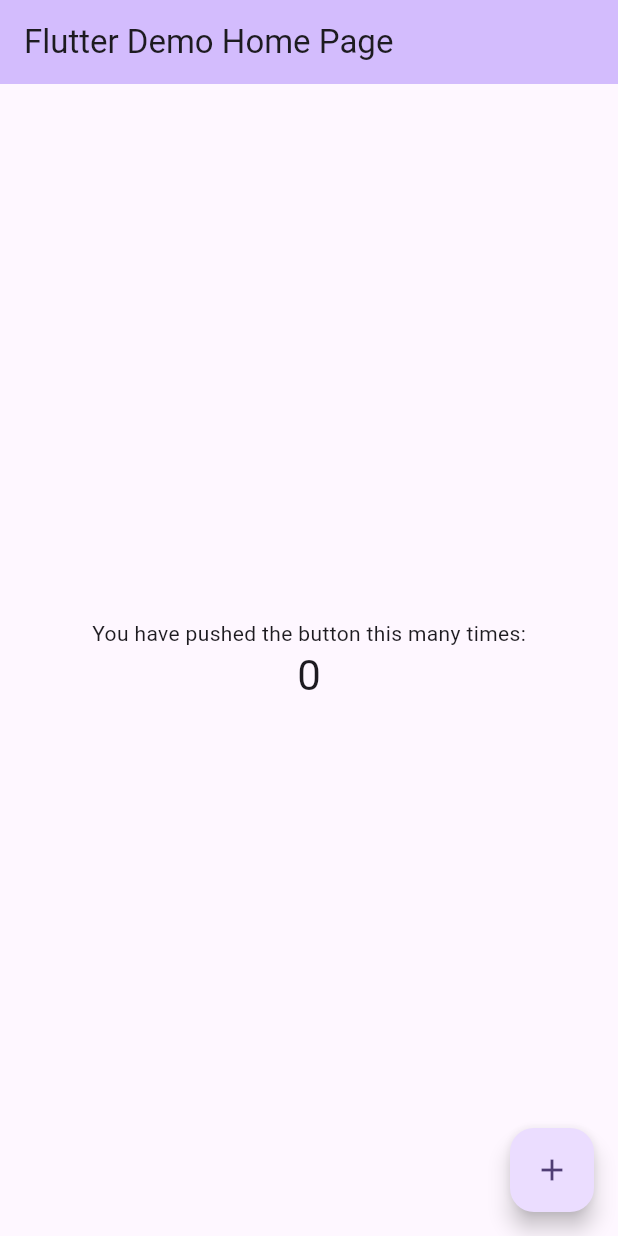
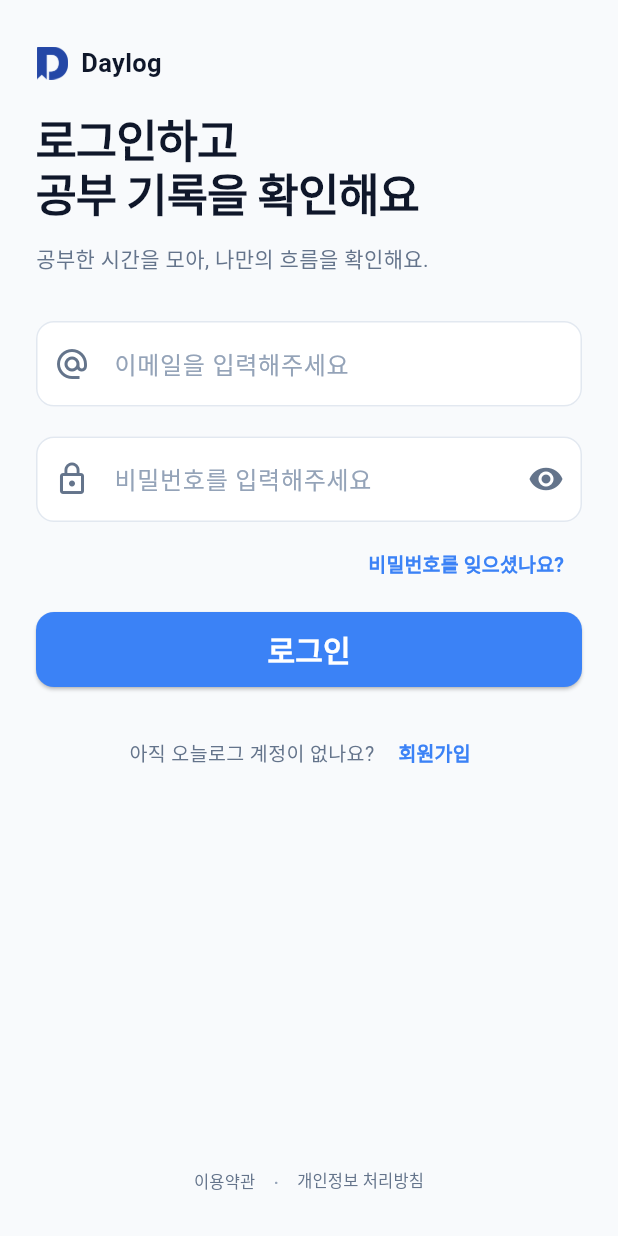
Before and after one commit to sky688372-wq/day_log, a Flutter app: the screen it shows after launch, on a phone screen of 412 x 824 dp. Run offline on Flutter 3.47's test engine with Material 3 defaults, Android fonts, the phone set to English and light mode, and no system bars.

Commit message:
로그인 화면 UI 완성

```diff
--- a/lib/main.dart
+++ b/lib/main.dart
@@ -1,3 +1,4 @@
+import 'package:day_log/screens/auth/login_screen.dart';
 import 'package:flutter/material.dart';
 
 void main() {
@@ -16,93 +17,7 @@ class MyApp extends StatelessWidget {
       theme: ThemeData(
         colorScheme: .fromSeed(seedColor: Colors.deepPurple),
       ),
-      home: const MyHomePage(title: 'Flutter Demo Home Page'),
+      home: LoginScreen(),
     );
   }
 }
-
-class MyHomePage extends StatefulWidget {
-  const MyHomePage({super.key, required this.title});
-
-  // This widget is the home page of your application. It is stateful, meaning
-  // that it has a State object (defined below) that contains fields that affect
-  // how it looks.
-
-  // This class is the configuration for the state. It holds the values (in this
-  // case the title) provided by the parent (in this case the App widget) and
-  // used by the build method of the State. Fields in a Widget subclass are
-  // always marked "final".
-
-  final String title;
-
-  @override
-  State<MyHomePage> createState() => _MyHomePageState();
-}
-
-class _MyHomePageState extends State<MyHomePage> {
-  int _counter = 0;
-
-  void _incrementCounter() {
-    setState(() {
-      // This call to setState tells the Flutter framework that something has
-      // changed in this State, which causes it to rerun the build method below
-      // so that the display can reflect the updated values. If we changed
-      // _counter without calling setState(), then the build method would not be
-      // called again, and so nothing would appear to happen.
-      _counter++;
-    });
-  }
-
-  @override
-  Widget build(BuildContext context) {
-    // This method is rerun every time setState is called, for instance as done
-    // by the _incrementCounter method above.
-    //
-    // The Flutter framework has been optimized to make rerunning build methods
-    // fast, so that you can just rebuild anything that needs updating rather
-    // than having to individually change instances of widgets.
-    return Scaffold(
-      appBar: AppBar(
-        // TRY THIS: Try changing the color here to a specific color (to
-        // Colors.amber, perhaps?) and trigger a hot reload to see the AppBar
-        // change color while the other colors stay the same.
-        backgroundColor: Theme.of(context).colorScheme.inversePrimary,
-        // Here we take the value from the MyHomePage object that was created by
-        // the App.build method, and use it to set our appbar title.
-        title: Text(widget.title),
-      ),
-      body: Center(
-        // Center is a layout widget. It takes a single child and positions it
-        // in the middle of the parent.
-        child: Column(
-          // Column is also a layout widget. It takes a list of children and
-          // arranges them vertically. By default, it sizes itself to fit its
-          // children horizontally, and tries to be as tall as its parent.
-          //
-          // Column has various properties to control how it sizes itself and
-          // how it positions its children. Here we use mainAxisAlignment to
-          // center the children vertically; the main axis here is the vertical
-          // axis because Columns are vertical (the cross axis would be
-          // horizontal).
-          //
-          // TRY THIS: Invoke "debug painting" (choose the "Toggle Debug Paint"
-          // action in the IDE, or press "p" in the console), to see the
-          // wireframe for each widget.
-          mainAxisAlignment: .center,
-          children: [
-            const Text('You have pushed the button this many times:'),
-            Text(
-              '$_counter',
-              style: Theme.of(context).textTheme.headlineMedium,
-            ),
-          ],
-        ),
-      ),
-      floatingActionButton: FloatingActionButton(
-        onPressed: _incrementCounter,
-        tooltip: 'Increment',
-        child: const Icon(Icons.add),
-      ),
-    );
-  }
-}
--- /dev/null
+++ b/lib/screens/auth/login_screen.dart
@@ -0,0 +1,310 @@
+import 'package:day_log/core/theme/app_color.dart';
+import 'package:flutter/material.dart';
+
+class LoginScreen extends StatefulWidget {
+  const LoginScreen({super.key});
+
+  @override
+  State<LoginScreen> createState() => _LoginScreenState();
+}
+
+class _LoginScreenState extends State<LoginScreen> {
+  final TextEditingController _emailCtrl = TextEditingController(); //이메일 컨트롤러
+  final TextEditingController _passwordCtrl =
+  TextEditingController(); //비밀번호 컨트롤러
+
+  //비밀번호 보임/안보임 상태 관리 변수
+  bool _isPasswordShow = false;
+
+  @override
+  void dispose() {
+    _emailCtrl.dispose();
+    _passwordCtrl.dispose();
+    super.dispose();
+  }
+
+  @override
+  Widget build(BuildContext context) {
+    return Scaffold(
+      backgroundColor: AppColor.background,
+      body: SafeArea(
+        child: SingleChildScrollView( //키보드 등장 시 픽셀 오버 방지
+          child: Padding(
+            padding: const EdgeInsets.symmetric(horizontal: 24, vertical: 20),
+            child: Column(
+              crossAxisAlignment: CrossAxisAlignment.start,
+              children: [
+                const SizedBox(height: 10),
+
+                // 1. 상단 앱 아이콘과 이름
+                Row(
+                  children: [
+                    Image.asset(
+                      'assets/images/app_icon.png',
+                      width: 22,
+                      height: 22,
+                      fit: BoxFit.contain,
+                    ),
+                    const SizedBox(width: 8),
+                    const Text(
+                      'Daylog',
+                      style: TextStyle(
+                        fontSize: 17,
+                        fontWeight: FontWeight.w700,
+                        color: AppColor.textPrimary,
+                      ),
+                    ),
+                  ],
+                ),
+
+                const SizedBox(height: 20),
+
+                // 2. 로그인 타이틀
+                const Text(
+                  '로그인하고\n공부 기록을 확인해요',
+                  style: TextStyle(
+                    fontSize: 30,
+                    height: 1.2,
+                    fontWeight: FontWeight.w700,
+                    color: AppColor.textPrimary,
+                    letterSpacing: -0.7,
+                  ),
+                ),
+
+                const SizedBox(height: 14),
+
+                // 3. 앱 소개 문구
+                const Text(
+                  '공부한 시간을 모아, 나만의 흐름을 확인해요.',
+                  style: TextStyle(
+                    fontSize: 14,
+                    height: 1.5,
+                    fontWeight: FontWeight.w400,
+                    color: AppColor.textSecondary,
+                  ),
+                ),
+
+                const SizedBox(height: 30),
+
+                //4. 이메일 입력 텍스트 필드
+                // todo 나중에 백엔드 호출 최소화를 위해서 유효성 검사 해야함
+                TextField(
+                  controller: _emailCtrl,
+                  keyboardType: TextInputType.emailAddress,
+                  cursorColor: AppColor.primary,
+                  style: const TextStyle(color: AppColor.textPrimary),
+                  decoration: InputDecoration(
+                    hintText: '이메일을 입력해주세요',
+                    hintStyle: const TextStyle(color: AppColor.textHint),
+                    filled: true,
+                    fillColor: AppColor.surfaceCard,
+                    prefixIcon: const Icon(
+                      Icons.alternate_email,
+                      color: AppColor.textSecondary,
+                    ),
+                    border: OutlineInputBorder(
+                      borderRadius: BorderRadius.circular(12),
+                      borderSide: const BorderSide(color: AppColor.outline),
+                    ),
+                    enabledBorder: OutlineInputBorder(
+                      borderRadius: BorderRadius.circular(12),
+                      borderSide: const BorderSide(color: AppColor.outline),
+                    ),
+                    focusedBorder: OutlineInputBorder(
+                      borderRadius: BorderRadius.circular(12),
+                      borderSide: const BorderSide(
+                        color: AppColor.primary,
+                        width: 2.0,
+                      ),
+                    ),
+                  ),
+                ),
+
+                const SizedBox(height: 20),
+
+                //5. 비밀번호 텍스트 필드
+                // todo 나중에 백엔드 호출 최소화를 위해서 유효성 검사 해야함
+                TextField(
+                  controller: _passwordCtrl,
+                  keyboardType: TextInputType.visiblePassword,
+                  obscureText: _isPasswordShow ? false : true,
+                  cursorColor: AppColor.primary,
+                  style: const TextStyle(color: AppColor.textPrimary),
+                  decoration: InputDecoration(
+                    hintText: '비밀번호를 입력해주세요',
+                    hintStyle: const TextStyle(color: AppColor.textHint),
+                    filled: true,
+                    fillColor: AppColor.surfaceCard,
+                    prefixIcon: const Icon(
+                      Icons.lock_outline,
+                      color: AppColor.textSecondary,
+                    ),
+                    border: OutlineInputBorder(
+                      borderRadius: BorderRadius.circular(12),
+                      borderSide: const BorderSide(color: AppColor.outline),
+                    ),
+                    enabledBorder: OutlineInputBorder(
+                      borderRadius: BorderRadius.circular(12),
+                      borderSide: const BorderSide(color: AppColor.outline),
+                    ),
+                    focusedBorder: OutlineInputBorder(
+                      borderRadius: BorderRadius.circular(12),
+                      borderSide: const BorderSide(
+                        width: 2.0,
+                        color: AppColor.primary,
+                      ),
+                    ),
+                    suffixIcon: IconButton(
+                      onPressed: () {
+                        setState(() {
+                          //상태 변수 변경 후 화면 리빌드
+                          _isPasswordShow = !_isPasswordShow;
+                        });
+                      },
+                      icon: Icon(
+                        _isPasswordShow
+                            ? Icons.visibility_off
+                            : Icons.visibility,
+                        color: AppColor.textSecondary,
+                      ),
+                    ),
+                  ),
+                ),
+
+                const SizedBox(height: 4),
+
+                // 6. 비밀번호를 잊으셨나요? 텍스트 버튼
+                Align(
+                  alignment: Alignment.topRight,
+                  child: TextButton(
+                    style: TextButton.styleFrom(
+                      foregroundColor: AppColor.primary,
+                    ),
+                    onPressed: () {
+                      //todo 비밀번호 찾기 페이지 만들면 이동 로직 추가하기
+                    },
+                    child: const Text(
+                      '비밀번호를 잊으셨나요?',
+                      style: TextStyle(
+                        fontSize: 13,
+                        fontWeight: FontWeight.bold,
+                      ),
+                    ),
+                  ),
+                ),
+
+                const SizedBox(height: 8),
+
+                // 7. 로그인 버튼
+                ElevatedButton(
+                  style: ElevatedButton.styleFrom(
+                    backgroundColor: AppColor.primary,
+                    foregroundColor: AppColor.onPrimary,
+                    minimumSize: const Size(double.infinity, 50),
+                    shape: RoundedRectangleBorder(
+                      borderRadius: BorderRadius.circular(12),
+                    ),
+                  ),
+                  onPressed: () {
+                    // todo 로그인 처리 로직 완성되면 넣기
+                  },
+                  child: const Text(
+                    '로그인',
+                    style: TextStyle(
+                      fontSize: 20,
+                      fontWeight: FontWeight.bold,
+                      color: AppColor.onPrimary,
+                    ),
+                  ),
+                ),
+
+                const SizedBox(height: 20,),
+
+                // 8. 회원 가입 화면 이동 텍스트 버튼
+                Center(
+                  child: Wrap(
+                    alignment: WrapAlignment.center,
+                    crossAxisAlignment: WrapCrossAlignment.center,
+                    spacing: 4,
+                    children: [
+                      const Text(
+                        '아직 오늘로그 계정이 없나요?',
+                        style: TextStyle(
+                          fontSize: 13,
+                          color: AppColor.textSecondary,
+                        ),
+                      ),
+                      TextButton(
+                        style: TextButton.styleFrom(
+                          foregroundColor: AppColor.primary,
+                        ),
+                        onPressed: () {
+                          // todo 회원가입 페이지 만들면 이동 로직 추가하기
+                        },
+                        child: const Text(
+                          '회원가입',
+                          style: TextStyle(
+                            fontSize: 13,
+                            fontWeight: FontWeight.bold,
+                          ),
+                        ),
+                      ),
+                    ],
+                  ),
+                ),
+              ],
+            ),
+          ),
+        ),
+      ),
+      bottomNavigationBar: SafeArea( // 어느 기기든 핸드폰 맨 아래에 위치하도록 SafeArea
+        top: false,
+        child: Padding(
+          padding: const EdgeInsets.fromLTRB(24, 12, 24, 12),
+          child: Column(
+            mainAxisSize: MainAxisSize.min,
+            children: [
+              // 9. 이용약관과 개인정보 처리방침
+              Wrap(
+                alignment: WrapAlignment.center,
+                crossAxisAlignment: WrapCrossAlignment.center,
+                children: [
+                  TextButton(
+                    style: TextButton.styleFrom(
+                      foregroundColor: AppColor.textSecondary,
+                    ),
+                    onPressed: () {
+                      // todo 이용약관 페이지 만들면 이동 로직 추가하기
+                    },
+                    child: const Text(
+                      '이용약관',
+                      style: TextStyle(fontSize: 11),
+                    ),
+                  ),
+                  const Text(
+                    '·',
+                    style: TextStyle(
+                      color: AppColor.textHint,
+                    ),
+                  ),
+                  TextButton(
+                    style: TextButton.styleFrom(
+                      foregroundColor: AppColor.textSecondary,
+                    ),
+                    onPressed: () {
+                      // todo 개인정보 처리방침 페이지 만들면 이동 로직 추가하기
+                    },
+                    child: const Text(
+                      '개인정보 처리방침',
+                      style: TextStyle(fontSize: 11),
+                    ),
+                  ),
+                ],
+              ),
+            ],
+          ),
+        ),
+      ),
+    );
+  }
+}
--- a/pubspec.yaml
+++ b/pubspec.yaml
@@ -51,6 +51,9 @@ dev_dependencies:
 
 # The following section is specific to Flutter packages.
 flutter:
+  assets:
+    - assets/
+    - assets/images/
 
   # The following line ensures that the Material Icons font is
   # included with your application, so that you can use the icons in
```
Also changed, not shown: assets/images/app_icon.png (added).
